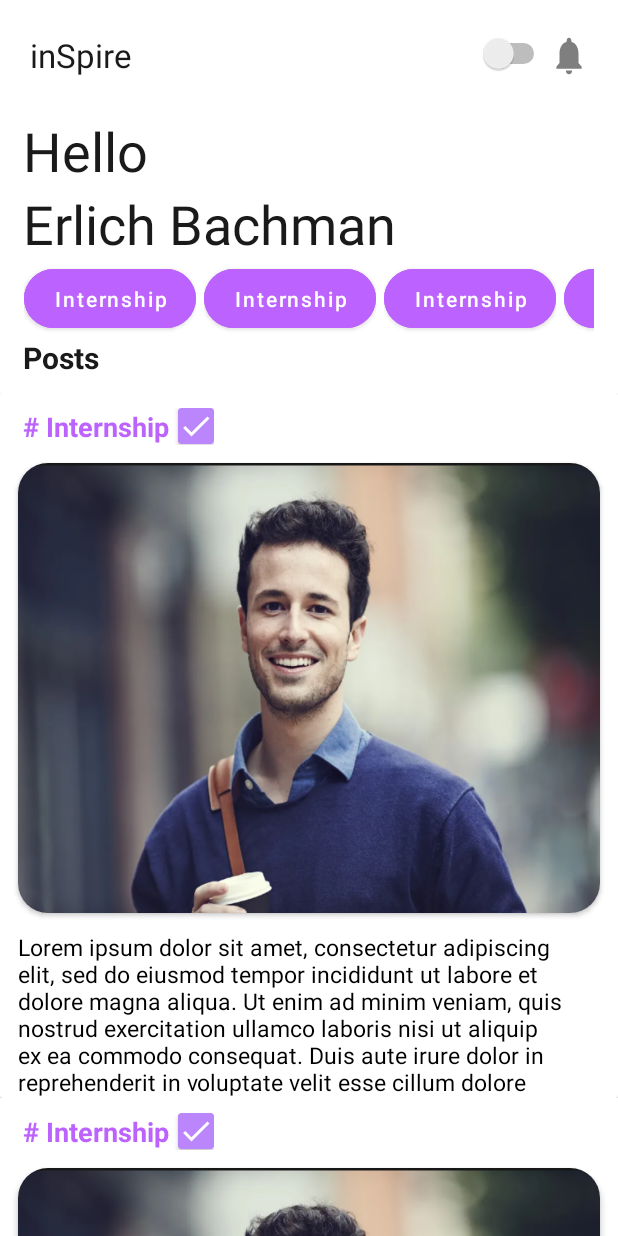
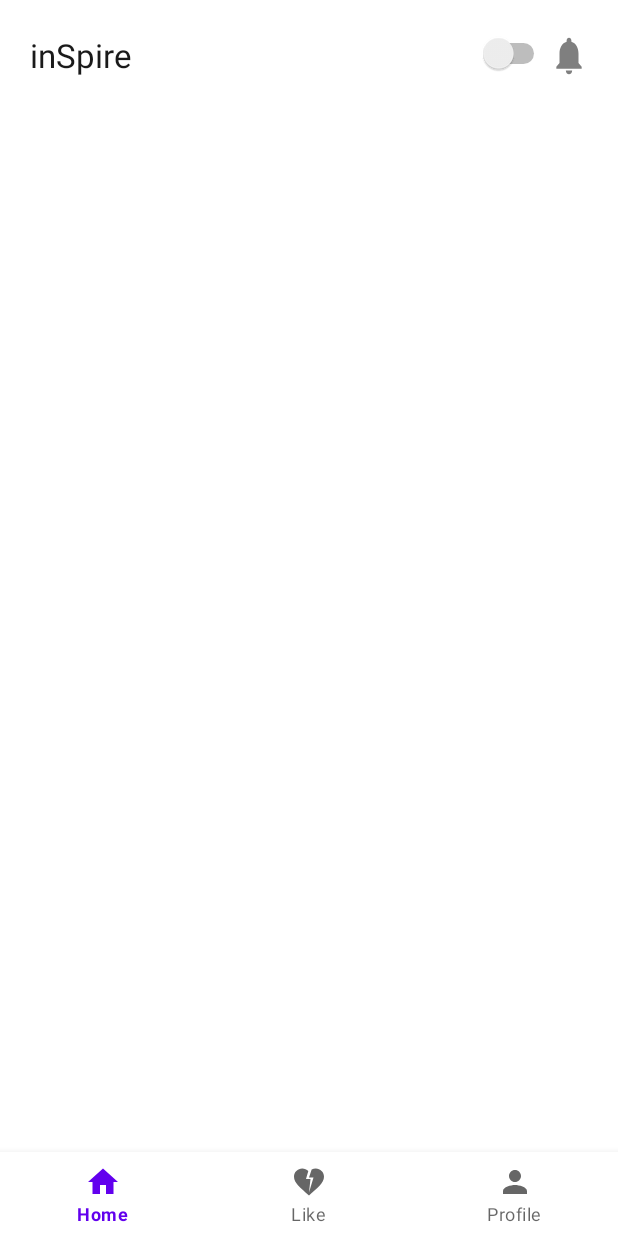
Before and after one commit to Mimo03/Inspire_app, an Android app: the screen it shows after launch (MainActivity), on a phone screen of 412 x 824 dp. Run offline under Robolectric (Android 15) with nearby library versions, the phone set to English and light mode, and no system bars.

Commit message:
bottom navigation added

```diff
--- a/app/build.gradle
+++ b/app/build.gradle
@@ -3,7 +3,7 @@ plugins {
 }
 
 android {
-    compileSdk 32
+    compileSdk 33
 
     defaultConfig {
         applicationId "com.example.inspire_app"
--- a/app/src/main/java/com/example/inspire_app/activites/MainActivity.java
+++ b/app/src/main/java/com/example/inspire_app/activites/MainActivity.java
@@ -1,39 +1,71 @@
 package com.example.inspire_app.activites;
 
+import androidx.annotation.NonNull;
 import androidx.appcompat.app.AppCompatActivity;
+import androidx.fragment.app.Fragment;
+import androidx.fragment.app.FragmentManager;
+import androidx.fragment.app.FragmentTransaction;
 import androidx.recyclerview.widget.LinearLayoutManager;
 import androidx.recyclerview.widget.RecyclerView;
 
 import android.os.Bundle;
+import android.view.MenuItem;
 import android.widget.LinearLayout;
 
 import com.example.inspire_app.R;
 import com.example.inspire_app.adapters.HorzRecyclerAdapter;
 import com.example.inspire_app.adapters.PostRecyclerAdapter;
+import com.example.inspire_app.fragments.HomeFragment;
+import com.example.inspire_app.fragments.LikeProfile;
+import com.example.inspire_app.fragments.ProfileFragment;
+import com.google.android.material.bottomnavigation.BottomNavigationView;
+import com.google.android.material.navigation.NavigationView;
 
 public class MainActivity extends AppCompatActivity {
-    RecyclerView recyclerView;
-    HorzRecyclerAdapter adapter;
-    RecyclerView postrecycler;
-    PostRecyclerAdapter recyclerAdapter;
+
+    BottomNavigationView btnView;
 
     @Override
     protected void onCreate(Bundle savedInstanceState) {
         super.onCreate(savedInstanceState);
         setContentView(R.layout.activity_main);
 
-        recyclerView = findViewById(R.id.horizontalscroll);
-        adapter = new HorzRecyclerAdapter(this);
-        recyclerView.setAdapter(adapter);
-        LinearLayoutManager linearLayoutManager = new LinearLayoutManager(this,LinearLayoutManager.HORIZONTAL,false);
-        recyclerView.setLayoutManager(linearLayoutManager);
-
-        postrecycler = findViewById(R.id.postrecyclerview);
-        recyclerAdapter = new PostRecyclerAdapter(this);
-        postrecycler.setAdapter(recyclerAdapter);
-        LinearLayoutManager linearLayoutManager1 = new LinearLayoutManager(this);
-        postrecycler.setLayoutManager(linearLayoutManager1);
 
 
+
+
+        btnView = findViewById(R.id.bottomnav);
+
+        btnView.setOnNavigationItemSelectedListener(new BottomNavigationView.OnNavigationItemSelectedListener() {
+            @Override
+            public boolean onNavigationItemSelected(@NonNull MenuItem item) {
+                int id = item.getItemId();
+                if(id == R.id.nav_home){
+                    giveFragment(new HomeFragment(),true);
+                }
+                else if(id == R.id.nav_search){
+                    giveFragment(new LikeProfile(),false);
+                }
+                else{
+                    giveFragment(new ProfileFragment(),false);
+                }
+                return true;
+            }
+        });
+//        btnView.setSelectedItemId(R.id.nav_home);
     }
+
+    public void giveFragment(Fragment fragment, boolean flag){
+        FragmentManager fm = getSupportFragmentManager();
+        FragmentTransaction ft = fm.beginTransaction();
+        if(flag){
+            ft.add(R.id.container2,fragment);
+        }
+        else{
+            ft.replace(R.id.container2,fragment);
+        }
+
+        ft.commit();
+    }
+
 }
--- /dev/null
+++ b/app/src/main/res/drawable/ic_baseline_heart_broken_24.xml
@@ -0,0 +1,5 @@
+<vector android:height="24dp" android:tint="#7F7F7F"
+    android:viewportHeight="24" android:viewportWidth="24"
+    android:width="24dp" xmlns:android="http://schemas.android.com/apk/res/android">
+    <path android:fillColor="@android:color/white" android:pathData="M16.5,3c-0.96,0 -1.9,0.25 -2.73,0.69L12,9h3l-3,10l1,-9h-3l1.54,-5.39C10.47,3.61 9.01,3 7.5,3C4.42,3 2,5.42 2,8.5c0,4.13 4.16,7.18 10,12.5c5.47,-4.94 10,-8.26 10,-12.5C22,5.42 19.58,3 16.5,3z"/>
+</vector>
--- /dev/null
+++ b/app/src/main/res/drawable/ic_baseline_home_24.xml
@@ -0,0 +1,5 @@
+<vector android:height="24dp" android:tint="#7F7F7F"
+    android:viewportHeight="24" android:viewportWidth="24"
+    android:width="24dp" xmlns:android="http://schemas.android.com/apk/res/android">
+    <path android:fillColor="@android:color/white" android:pathData="M10,20v-6h4v6h5v-8h3L12,3 2,12h3v8z"/>
+</vector>
--- /dev/null
+++ b/app/src/main/res/drawable/ic_baseline_person_24.xml
@@ -0,0 +1,5 @@
+<vector android:height="24dp" android:tint="#7F7F7F"
+    android:viewportHeight="24" android:viewportWidth="24"
+    android:width="24dp" xmlns:android="http://schemas.android.com/apk/res/android">
+    <path android:fillColor="@android:color/white" android:pathData="M12,12c2.21,0 4,-1.79 4,-4s-1.79,-4 -4,-4 -4,1.79 -4,4 1.79,4 4,4zM12,14c-2.67,0 -8,1.34 -8,4v2h16v-2c0,-2.66 -5.33,-4 -8,-4z"/>
+</vector>
--- a/app/src/main/res/layout/activity_main.xml
+++ b/app/src/main/res/layout/activity_main.xml
@@ -1,5 +1,5 @@
 <?xml version="1.0" encoding="utf-8"?>
-<LinearLayout xmlns:android="http://schemas.android.com/apk/res/android"
+<RelativeLayout xmlns:android="http://schemas.android.com/apk/res/android"
     xmlns:app="http://schemas.android.com/apk/res-auto"
     xmlns:tools="http://schemas.android.com/tools"
     android:layout_width="match_parent"
@@ -33,48 +33,20 @@
 
         </LinearLayout>
     </RelativeLayout>
-    <androidx.core.widget.NestedScrollView
+
+    <FrameLayout
+        android:id="@+id/container2"
         android:layout_width="match_parent"
-        android:layout_height="wrap_content">
-        <LinearLayout
-            android:layout_width="match_parent"
-            android:layout_height="wrap_content"
-            android:orientation="vertical">
-            <TextView
-                android:layout_marginHorizontal="15dp"
-                android:layout_marginTop="12dp"
-                android:layout_width="wrap_content"
-                android:layout_height="wrap_content"
-                android:text="Hello"
-                android:textSize="36sp"
-                android:textColor="#1A1A1A"/>
-            <TextView
-                android:layout_marginHorizontal="15dp"
-                android:layout_width="wrap_content"
-                android:layout_height="wrap_content"
-                android:text="Erlich Bachman "
-                android:textSize="36sp"
-                android:textColor="#1A1A1A"/>
-            <androidx.recyclerview.widget.RecyclerView
-                android:layout_marginHorizontal="16dp"
-                android:layout_width="wrap_content"
-                android:layout_height="wrap_content"
-                android:id="@+id/horizontalscroll"/>
-            <TextView
-                android:layout_marginHorizontal="15dp"
-                android:layout_width="wrap_content"
-                android:layout_height="wrap_content"
-                android:text="Posts"
-                android:textSize="20dp"
-                android:textStyle="bold"
-                android:textColor="#1A1A1A"/>
-            <androidx.recyclerview.widget.RecyclerView
-                android:layout_width="match_parent"
-                android:layout_height="wrap_content"
-                android:layout_marginTop="10dp"
-                android:id="@+id/postrecyclerview"/>
-        </LinearLayout>
+        android:layout_height="match_parent"
+        android:layout_marginTop="70dp"
+        android:layout_marginBottom="?attr/actionBarSize" />
 
-    </androidx.core.widget.NestedScrollView>
+    <com.google.android.material.bottomnavigation.BottomNavigationView
+        android:layout_width="match_parent"
+        android:layout_height="wrap_content"
+        android:layout_alignParentBottom="true"
+        app:menu="@menu/nav_items"
+        android:id="@+id/bottomnav"/>
 
-</LinearLayout>
+
+</RelativeLayout>
--- a/app/src/main/res/layout/post_item.xml
+++ b/app/src/main/res/layout/post_item.xml
@@ -4,37 +4,48 @@
     android:layout_width="match_parent"
     android:layout_height="wrap_content">
 
-    <androidx.cardview.widget.CardView
+    <com.google.android.material.card.MaterialCardView
         android:layout_width="match_parent"
         android:layout_height="wrap_content"
+        android:layout_margin="8dp"
+        app:cardCornerRadius="30dp"
+        app:cardElevation="40dp"
+        app:layout_constraintBottom_toBottomOf="parent"
         app:layout_constraintEnd_toEndOf="parent"
         app:layout_constraintStart_toStartOf="parent"
-        app:layout_constraintTop_toTopOf="parent">
+        app:layout_constraintTop_toTopOf="parent"
+        app:strokeWidth="1dp">
+
         <LinearLayout
             android:layout_width="wrap_content"
+            android:layout_height="wrap_content"
             android:layout_marginTop="10dp"
-            android:layout_height="wrap_content"
+            android:layout_marginBottom="10dp"
             android:orientation="vertical">
+
             <LinearLayout
                 android:layout_width="wrap_content"
-                android:layout_marginStart="15dp"
-                android:layout_height="wrap_content">
+                android:layout_height="wrap_content"
+                android:layout_marginStart="10dp">
+
                 <TextView
                     android:layout_width="wrap_content"
                     android:layout_height="wrap_content"
                     android:text="# Internship"
                     android:textColor="#BC62FF"
                     android:textSize="18dp"
-                    android:textStyle="bold"/>
+                    android:textStyle="bold" />
+
                 <androidx.cardview.widget.CardView
                     android:layout_width="wrap_content"
                     android:layout_height="wrap_content"
                     android:layout_marginLeft="6dp"
                     android:backgroundTint="@color/purple_200">
+
                     <ImageView
                         android:layout_width="wrap_content"
                         android:layout_height="wrap_content"
-                        android:background="@drawable/ic_baseline_check_24"/>
+                        android:background="@drawable/ic_baseline_check_24" />
                 </androidx.cardview.widget.CardView>
 
                 <!--            <com.google.android.material.button.MaterialButton-->
@@ -45,27 +56,30 @@
                 <!--                app:cornerRadius="25dp"/>-->
 
             </LinearLayout>
+
             <androidx.cardview.widget.CardView
                 android:layout_width="wrap_content"
-                android:layout_margin="12dp"
-                app:cardCornerRadius="20dp"
-                android:layout_height="wrap_content">
+                android:layout_height="wrap_content"
+                android:layout_margin="8dp"
+                app:cardCornerRadius="20dp">
+
                 <ImageView
                     android:layout_width="wrap_content"
                     android:layout_height="300dp"
-                    android:background="@drawable/image"/>
+                    android:background="@drawable/image" />
             </androidx.cardview.widget.CardView>
+
             <TextView
                 android:layout_width="wrap_content"
                 android:layout_height="wrap_content"
+                android:layout_marginHorizontal="10dp"
                 android:text="Lorem ipsum dolor sit amet, consectetur adipiscing elit, sed do eiusmod tempor incididunt ut labore et dolore magna aliqua. Ut enim ad minim veniam, quis nostrud exercitation ullamco laboris nisi ut aliquip ex ea commodo consequat. Duis aute irure dolor in reprehenderit in voluptate velit esse cillum dolore"
-                android:textSize="15dp"
                 android:textColor="@color/black"
-                android:layout_marginHorizontal="12dp"/>
+                android:textSize="15dp" />
 
         </LinearLayout>
 
 
-    </androidx.cardview.widget.CardView>
+    </com.google.android.material.card.MaterialCardView>
 
 </androidx.constraintlayout.widget.ConstraintLayout>
--- /dev/null
+++ b/app/src/main/res/menu/nav_items.xml
@@ -0,0 +1,15 @@
+<?xml version="1.0" encoding="utf-8"?>
+<menu xmlns:android="http://schemas.android.com/apk/res/android">
+    <item android:id="@+id/nav_home"
+        android:title="Home"
+        android:icon="@drawable/ic_baseline_home_24"/>
+    <item android:id="@+id/nav_search"
+        android:title="Like"
+        android:icon="@drawable/ic_baseline_heart_broken_24"/>
+    <item android:id="@+id/nav_library"
+        android:title="Profile"
+        android:icon="@drawable/ic_baseline_person_24"/>
+
+
+
+</menu>
--- a/app/src/main/res/values/strings.xml
+++ b/app/src/main/res/values/strings.xml
@@ -1,3 +1,5 @@
 <resources>
     <string name="app_name">inspire_app</string>
+    <!-- TODO: Remove or change this placeholder text -->
+    <string name="hello_blank_fragment">Hello blank fragment</string>
 </resources>
```
Also changed, not shown: app/src/main/java/com/example/inspire_app/fragments/HomeFragment.java (added, +52 -0 lines), app/src/main/java/com/example/inspire_app/fragments/LikeProfile.java (added, +66 -0 lines), app/src/main/java/com/example/inspire_app/fragments/ProfileFragment.java (added, +66 -0 lines), app/src/main/res/layout/fragment_home.xml (added, +52 -0 lines), app/src/main/res/layout/fragment_like_profile.xml (added, +14 -0 lines), app/src/main/res/layout/fragment_profile.xml (added, +14 -0 lines).
